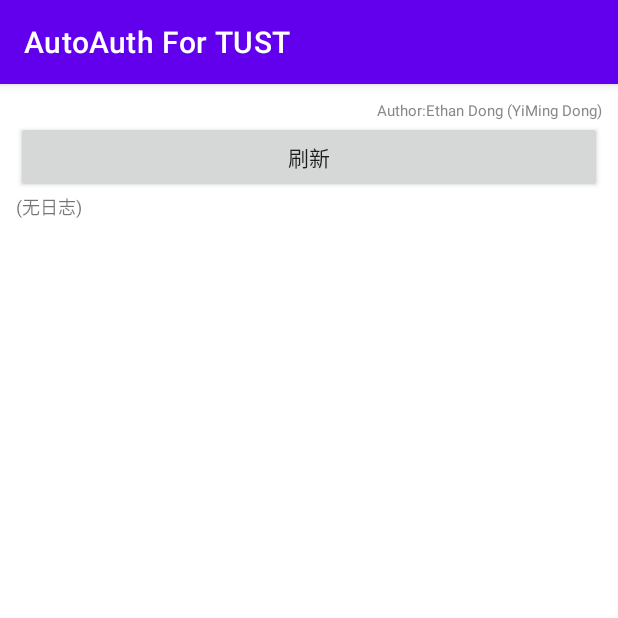
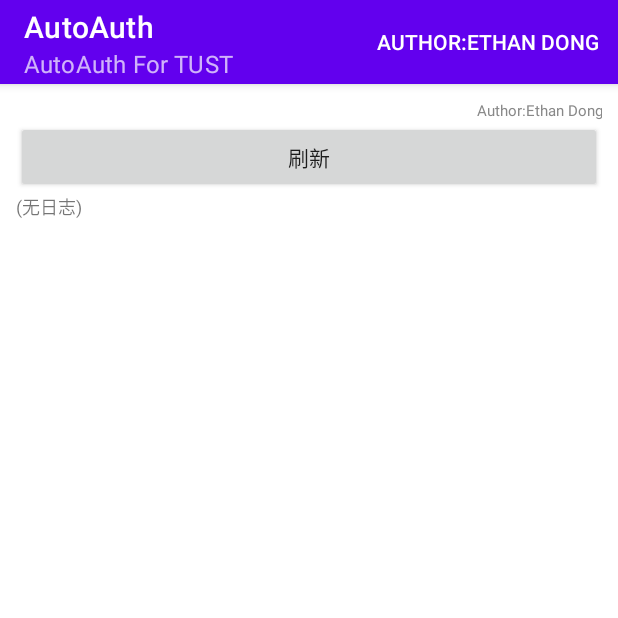
Before and after one commit to ethandong16/AutoAuth-For-TUST, an Android app: the screen it shows after launch (LogActivity), after a tap on "查看日志", on a phone screen of 412 x 824 dp, the top half of it. Run offline under Robolectric (Android 15) with nearby library versions, the phone set to English and light mode, and no system bars.

Commit message:
feat(ui): 顶栏右上角显示作者；应用名改为 AutoAuth；界面显示保留 “AutoAuth For TUST”
  - 新增菜单 app/src/main/res/menu/menu_author.xml，ActionBar 右上角常显作者
  - 作者文案改为 “Author:Ethan Dong”（删除 “(YiMing Dong)”）
  - 将 app_name 改为 “AutoAuth”，新增 app_name_full 为 “AutoAuth For TUST”
  - 在 MainActivity 与 LogActivity 中设置 ActionBar 副标题为 app_name_full 并加载作者菜单

```diff
--- a/app/src/main/java/com/example/autoauth/LogActivity.kt
+++ b/app/src/main/java/com/example/autoauth/LogActivity.kt
@@ -7,10 +7,13 @@ import android.widget.Button
 import android.widget.ScrollView
 import android.widget.TextView
 import androidx.appcompat.app.AppCompatActivity
+import android.view.Menu
+import android.view.MenuItem
 
 class LogActivity : AppCompatActivity() {
     override fun onCreate(savedInstanceState: Bundle?) {
         super.onCreate(savedInstanceState)
+        supportActionBar?.subtitle = getString(R.string.app_name_full)
 
         // Author label (copyright/author identification)
         val authorTv = TextView(this).apply {
@@ -46,4 +49,14 @@ class LogActivity : AppCompatActivity() {
         btn.setOnClickListener { refresh() }
         refresh()
     }
+
+    override fun onCreateOptionsMenu(menu: Menu): Boolean {
+        menuInflater.inflate(R.menu.menu_author, menu)
+        return true
+    }
+
+    override fun onOptionsItemSelected(item: MenuItem): Boolean {
+        if (item.itemId == R.id.menu_author) return true
+        return super.onOptionsItemSelected(item)
+    }
 }
--- a/app/src/main/java/com/example/autoauth/MainActivity.kt
+++ b/app/src/main/java/com/example/autoauth/MainActivity.kt
@@ -12,6 +12,8 @@ import androidx.appcompat.app.AppCompatActivity
 import androidx.core.app.ActivityCompat
 import androidx.core.content.ContextCompat
 import java.net.URLEncoder
+import android.view.Menu
+import android.view.MenuItem
 
 class MainActivity : AppCompatActivity() {
 
@@ -20,6 +22,7 @@ class MainActivity : AppCompatActivity() {
     override fun onCreate(savedInstanceState: Bundle?) {
         super.onCreate(savedInstanceState)
         setContentView(R.layout.activity_main)
+        supportActionBar?.subtitle = getString(R.string.app_name_full)
 
         val etAccount = findViewById<EditText>(R.id.etAccount)
         val etPassword = findViewById<EditText>(R.id.etPassword)
@@ -123,6 +126,16 @@ class MainActivity : AppCompatActivity() {
         tvResult.text = "当前 URL 预览:\n$previewUrl"
     }
 
+    override fun onCreateOptionsMenu(menu: Menu): Boolean {
+        menuInflater.inflate(R.menu.menu_author, menu)
+        return true
+    }
+
+    override fun onOptionsItemSelected(item: MenuItem): Boolean {
+        if (item.itemId == R.id.menu_author) return true
+        return super.onOptionsItemSelected(item)
+    }
+
     override fun onDestroy() {
         super.onDestroy()
         if (statusReceiver != null) {
--- /dev/null
+++ b/app/src/main/res/menu/menu_author.xml
@@ -0,0 +1,8 @@
+<?xml version="1.0" encoding="utf-8"?>
+<menu xmlns:android="http://schemas.android.com/apk/res/android"
+    xmlns:app="http://schemas.android.com/apk/res-auto">
+    <item
+        android:id="@+id/menu_author"
+        android:title="@string/author"
+        app:showAsAction="always|withText" />
+</menu>
--- a/app/src/main/res/values/strings.xml
+++ b/app/src/main/res/values/strings.xml
@@ -1,4 +1,5 @@
 <resources>
-    <string name="app_name">AutoAuth For TUST</string>
-    <string name="author">Author:Ethan Dong (YiMing Dong)</string>
+    <string name="app_name">AutoAuth</string>
+    <string name="app_name_full">AutoAuth For TUST</string>
+    <string name="author">Author:Ethan Dong</string>
 </resources>
```
